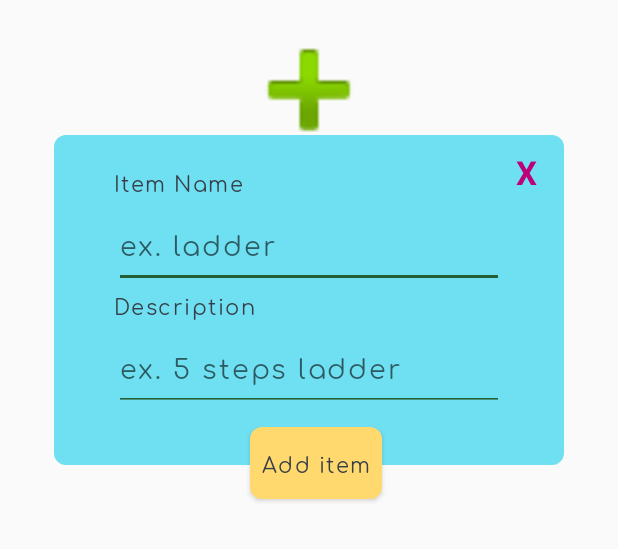
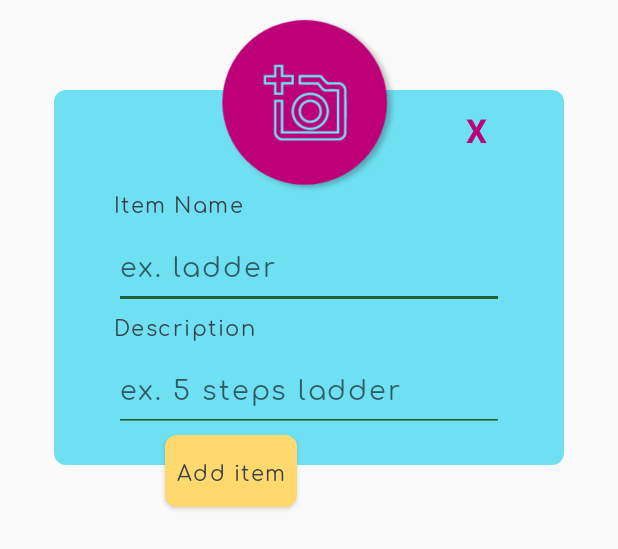
Before and after one commit to Yaelsarusi/Neighborly, an Android app: the layout popup_add_item.xml on its own in the app's theme, with its tools: preview values and no code run, on a phone screen of 412 x 824 dp. Shown: the top 549 px of the screen. Run offline under Robolectric (Android 15) with nearby library versions, the phone set to English and light mode, and no system bars.

Commit message:
design of add item

```diff
--- a/app/src/main/res/layout/popup_add_item.xml
+++ b/app/src/main/res/layout/popup_add_item.xml
@@ -9,24 +9,25 @@
 
     <de.hdodenhof.circleimageview.CircleImageView
         android:id="@+id/addItemImage"
-        android:layout_width="100dp"
-        android:layout_height="100dp"
+        android:layout_width="120dp"
+        android:layout_height="120dp"
         android:layout_gravity="center_horizontal"
+        android:elevation="3dp"
         android:gravity="center"
-        android:src="@android:drawable/ic_input_add" />
+        android:src="@drawable/add_picture" />
 
     <LinearLayout
         android:layout_width="340dp"
-        android:layout_height="220dp"
+        android:layout_height="250dp"
         android:layout_gravity="center"
-        android:layout_marginTop="-20dp"
+        android:layout_marginTop="-70dp"
         android:background="@drawable/rounded_rectangle"
         android:orientation="vertical">
 
         <TextView
             android:id="@+id/txtClose"
-            android:layout_width="50dp"
-            android:layout_height="50dp"
+            android:layout_width="117dp"
+            android:layout_height="54dp"
             android:layout_gravity="end"
             android:layout_marginBottom="-30dp"
             android:elevation="3dp"
@@ -38,18 +39,22 @@
 
         <LinearLayout
             android:layout_width="match_parent"
-            android:layout_height="match_parent"
+            android:layout_height="wrap_content"
             android:orientation="horizontal">
 
             <Space
                 android:layout_width="40dp"
-                android:layout_height="22dp" />
+                android:layout_height="20dp" />
 
             <LinearLayout
                 android:layout_width="260dp"
                 android:layout_height="wrap_content"
                 android:background="@android:color/transparent"
                 android:orientation="vertical">
+
+                <Space
+                    android:layout_width="10dp"
+                    android:layout_height="40dp" />
 
                 <TextView
                     android:id="@+id/textViewName"
@@ -90,24 +95,19 @@
                     tools:ignore="Autofill" />
             </LinearLayout>
 
-            <Space
-                android:layout_width="20dp"
-                android:layout_height="22dp" />
-
         </LinearLayout>
 
     </LinearLayout>
 
     <LinearLayout
-        android:layout_width="match_parent"
-        android:layout_height="55dp"
-        android:layout_marginTop="-25dp"
+        android:layout_width="398dp"
+        android:layout_height="116dp"
+        android:layout_marginTop="-20dp"
         android:orientation="horizontal">
 
         <Space
-            android:layout_width="40dp"
-            android:layout_height="wrap_content"
-            android:layout_weight="1" />
+            android:layout_width="100dp"
+            android:layout_height="51dp" />
 
         <Button
             android:id="@+id/buttonAdd"
@@ -115,13 +115,10 @@
             android:layout_width="wrap_content"
             android:layout_height="wrap_content"
             android:background="@drawable/rounded_rectangle_yellow"
+            android:elevation="10dp"
             android:text="@string/add_item"
-            android:textAllCaps="false" />
-
-        <Space
-            android:layout_width="30dp"
-            android:layout_height="44dp"
-            android:layout_weight="1" />
+            android:textAllCaps="false"
+            android:gravity="center"/>
 
     </LinearLayout>
 
--- a/app/src/main/res/values/strings.xml
+++ b/app/src/main/res/values/strings.xml
@@ -65,6 +65,6 @@
     <string name="send">Send!</string>
     <string name="request_resolved_title">You have such great neighbors!</string>
     <string name="description_hint">ex. 5 steps ladder</string>
-    <string name="exit">X</string>
+    <string name="exit">X         </string>
     <string name="add_item">Add item</string>
 </resources>
```
Also changed, not shown: app/src/main/res/drawable/add_picture.png (added).
